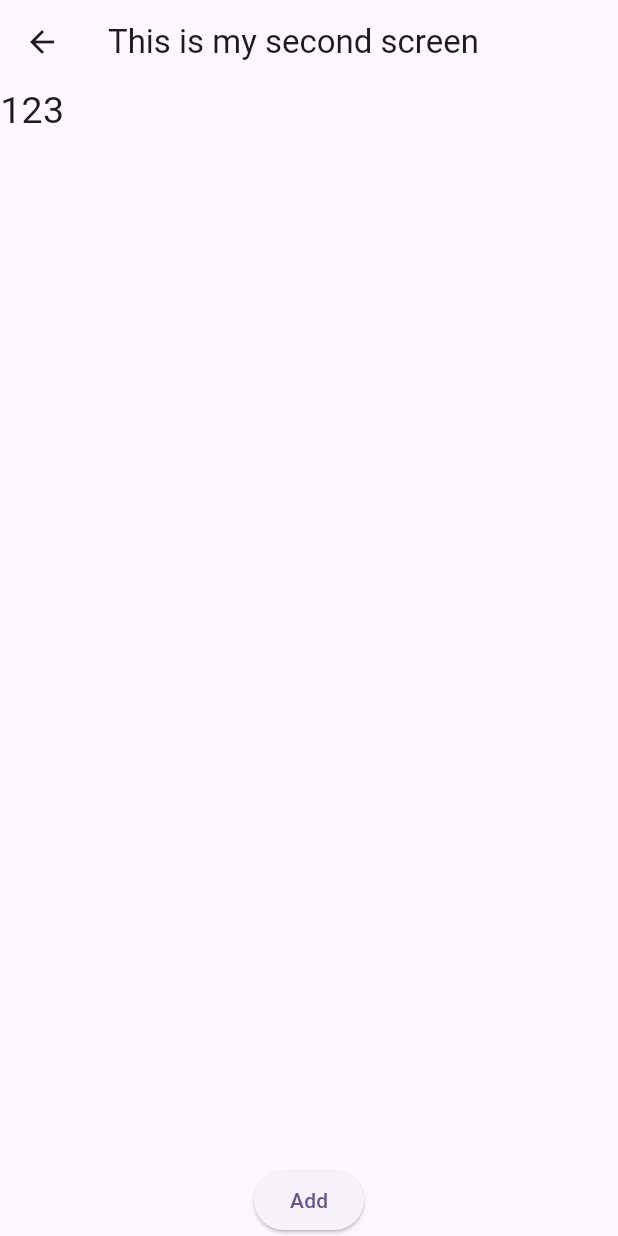
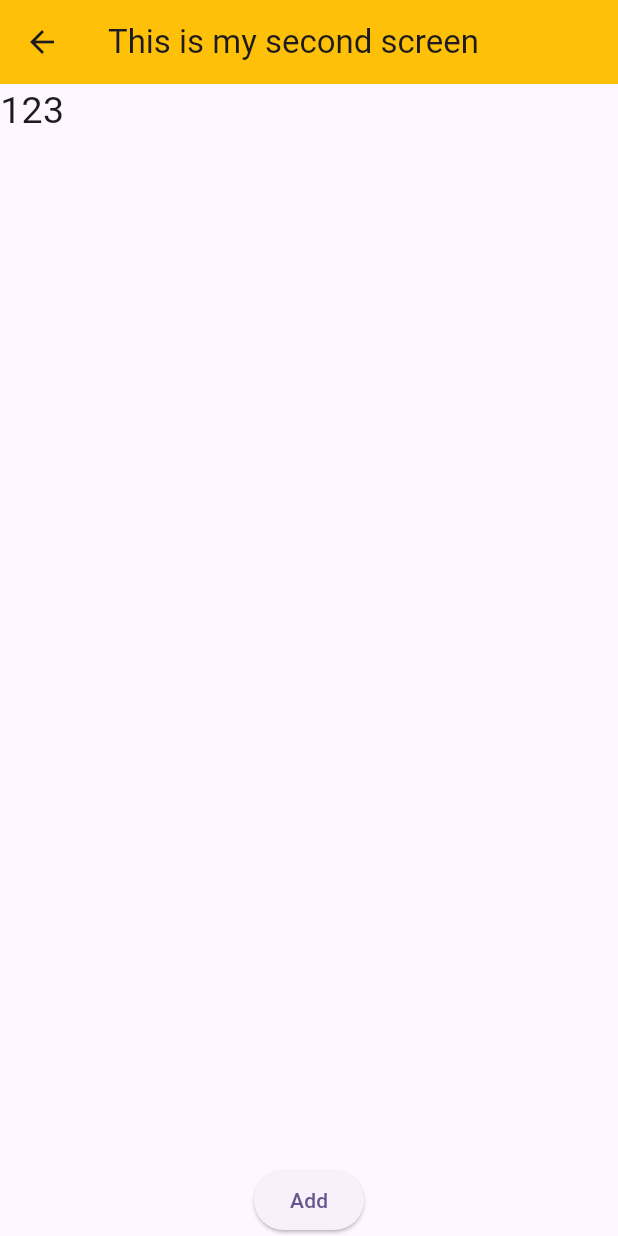
Before and after one commit to anurudha-singh/provider_example, a Flutter app: the screen it shows after launch, after a tap on "Click here", on a phone screen of 412 x 824 dp. Run offline on Flutter 3.47's test engine with Material 3 defaults, Android fonts, the phone set to English and light mode, and no system bars.

Commit message:
Provider implemented!

```diff
--- a/lib/main.dart
+++ b/lib/main.dart
@@ -4,7 +4,7 @@ import 'package:provider_example/number_provider.dart';
 import 'package:provider_example/screens/first_screen.dart';
 
 void main() {
-  runApp(MyApp());
+  runApp(const MyApp());
 }
 
 class MyApp extends StatelessWidget {
@@ -24,7 +24,7 @@ class MyApp extends StatelessWidget {
             colorScheme: ColorScheme.fromSeed(seedColor: Colors.deepPurple),
             useMaterial3: true,
           ),
-          home: FirstScreen()),
+          home: const FirstScreen()),
     );
   }
 }
--- a/lib/screens/first_screen.dart
+++ b/lib/screens/first_screen.dart
@@ -5,7 +5,7 @@ import 'package:provider_example/screens/second_screen.dart';
 
 // ignore: must_be_immutable
 class FirstScreen extends StatefulWidget {
-  FirstScreen({super.key});
+  const FirstScreen({super.key});
 
   @override
   State<FirstScreen> createState() => _FirstaScreenState();
@@ -26,7 +26,7 @@ class _FirstaScreenState extends State<FirstScreen> {
               SizedBox(height: MediaQuery.of(context).size.height * 25 / 100),
               Text(
                 provider.numbersList.last.toString(),
-                style: TextStyle(fontSize: 25),
+                style: const TextStyle(fontSize: 25),
               ),
               SizedBox(height: MediaQuery.of(context).size.height * 10 / 100),
               ElevatedButton(
@@ -43,7 +43,7 @@ class _FirstaScreenState extends State<FirstScreen> {
                     ) {
                       return Text(
                         provider.numbersList[index].toString(),
-                        style: TextStyle(fontSize: 25),
+                        style: const TextStyle(fontSize: 25),
                       );
                     }),
               ),
@@ -51,10 +51,11 @@ class _FirstaScreenState extends State<FirstScreen> {
                   onPressed: () {
                     Navigator.push(
                       context,
-                      MaterialPageRoute(builder: (context) => SecondScreen()),
+                      MaterialPageRoute(
+                          builder: (context) => const SecondScreen()),
                     );
                   },
-                  child: Text('Click here'))
+                  child: const Text('Click here'))
             ]),
           ),
         ),
--- a/lib/screens/second_screen.dart
+++ b/lib/screens/second_screen.dart
@@ -13,10 +13,10 @@ class SecondScreen extends StatefulWidget {
 class _SecondScreenState extends State<SecondScreen> {
   @override
   Widget build(BuildContext context) {
-    // var provider = Provider.of<NumberProvider>(context, listen: false);
     return Scaffold(
         appBar: AppBar(
-          title: Text('This is my second screen'),
+          title: const Text('This is my second screen'),
+          backgroundColor: Colors.amber,
         ),
         body: Consumer<NumberProvider>(
             builder: (BuildContext context, provider, Widget? child) => Column(
@@ -28,7 +28,7 @@ class _SecondScreenState extends State<SecondScreen> {
                             itemBuilder: (BuildContext context, int index) {
                               return Text(
                                 provider.numbersList[index].toString(),
-                                style: TextStyle(fontSize: 25),
+                                style: const TextStyle(fontSize: 25),
                               );
                             })),
                     ElevatedButton(
```
